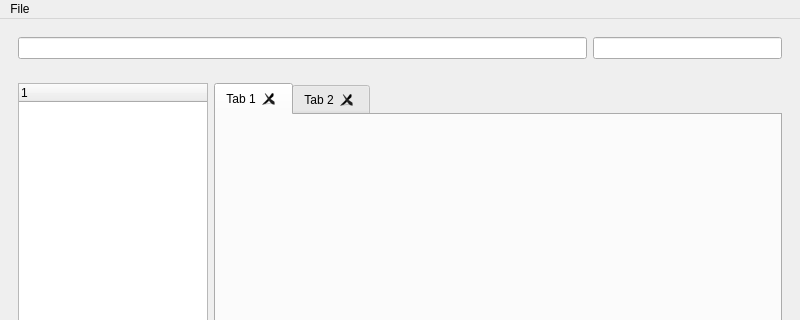
Before: the Qt Designer form src/mainwindow.ui in kitswas/File-Manager, drawn with Qt 5; both pictures show x 0 to 800 and y 0 to 320 of the 800 by 600 pixel window.
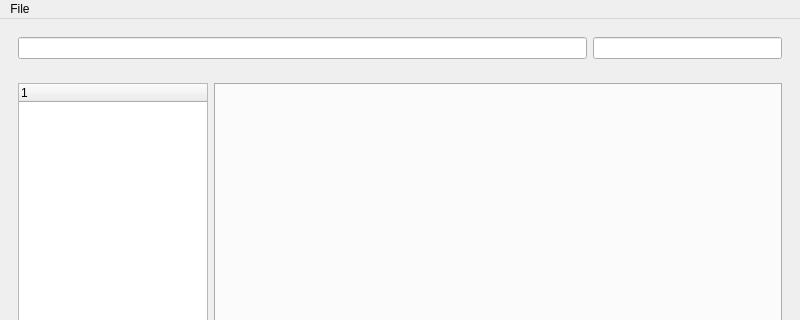
After: the same form once the commit is applied. Icons and pictures are not drawn.

What changed in the file:
```diff
--- a/src/mainwindow.ui
+++ b/src/mainwindow.ui
@@ -77,16 +77,6 @@
          <property name="tabsClosable">
           <bool>true</bool>
          </property>
-         <widget class="QWidget" name="tab">
-          <attribute name="title">
-           <string>Tab 1</string>
-          </attribute>
-         </widget>
-         <widget class="QWidget" name="tab_2">
-          <attribute name="title">
-           <string>Tab 2</string>
-          </attribute>
-         </widget>
         </widget>
        </item>
       </layout>
```
Left out of the diff: 7 changed lines with no effect on the pictures.
